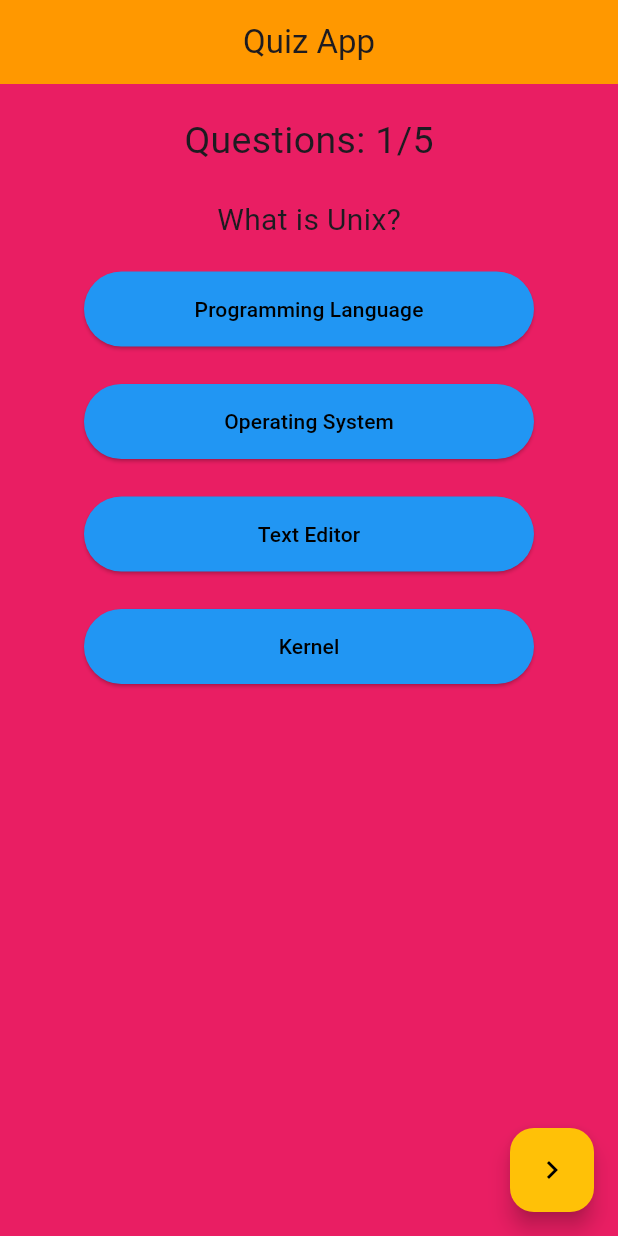
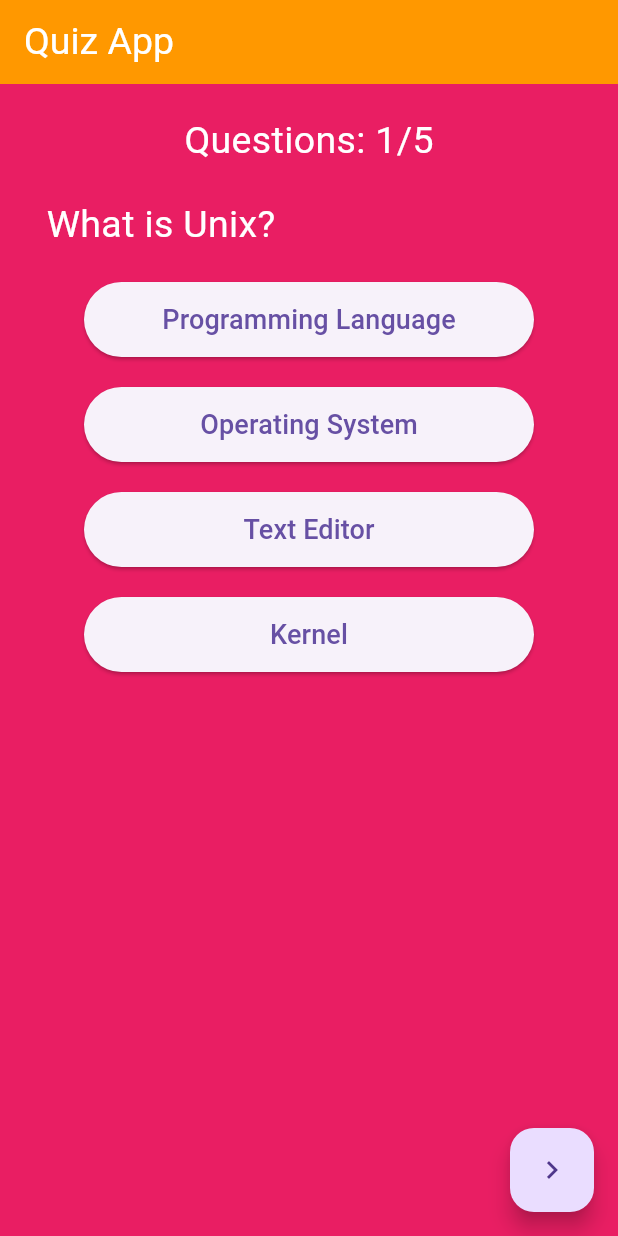
Before and after one commit to AbhishekASLK/quiz_app_basic, a Flutter app: the screen it shows after launch, after a tap on the "navigate next" icon, on a phone screen of 412 x 824 dp. Run offline on Flutter 3.47's test engine with Material 3 defaults, Android fonts, the phone set to English and light mode, and no system bars.

```diff
--- a/lib/quiz_app.dart
+++ b/lib/quiz_app.dart
@@ -7,85 +7,103 @@ class QuizApp extends StatefulWidget {
   State<QuizApp> createState() => _QuizAppState();
 }
 
+class SingleQuestionModel {
+  final String? question;
+  final List<String>? options;
+  final int? answerIndex;
+  const SingleQuestionModel({this.question, this.options, this.answerIndex});
+}
+
 class _QuizAppState extends State<QuizApp> {
-  bool questionScreen = true;
-  int questionIndex = 0;
-  int selectedIndex = -1;
-  bool flag1 = false;
-  bool flag2 = false;
-  bool flag3 = false;
-  bool flag4 = false;
-  int score = 0;
-
-  void reset() {
-    flag1 = false;
-    flag2 = false;
-    flag3 = false;
-    flag4 = false;
+  void validatePage() {
     selectedIndex = -1;
   }
 
-  List<Map> allQuestions = [
-    {
-      "question": "What is Unix?",
-      "options": [
+  MaterialStateProperty<Color?>? checkAnswer(int option) {
+    int answer = allQuestions[questionIndex].answerIndex;
+    if (option == answer) {
+      score++;
+    }
+    if (option == answer && selectedIndex == option ||
+        (selectedIndex != -1 && option == answer)) {
+      return const MaterialStatePropertyAll(Colors.green);
+    }
+    if (option == selectedIndex) {
+      return const MaterialStatePropertyAll(Colors.red);
+    }
+    return null;
+  }
+
+  int selectedIndex = -1;
+  int score = 0;
+  int questionIndex = 0;
+  List allQuestions = [
+    const SingleQuestionModel(
+      question: "What is Unix?",
+      options: [
         "Programming Language",
         "Operating System",
         "Text Editor",
         "Kernel"
       ],
-      "answerIndex": 1,
-    },
-    {
-      "question": "In which language UNIX is written?",
-      "options": [
+      answerIndex: 1,
+    ),
+    const SingleQuestionModel(
+      question: "In which language UNIX is written?",
+      options: [
         "C",
         "C++",
         "Java",
         "Python",
       ],
-      "answerIndex": 0,
-    },
-    {
-      "question": "Which of the following is the first UNIX editor?",
-      "options": [
+      answerIndex: 0,
+    ),
+    const SingleQuestionModel(
+      question: "Which of the following is the first UNIX editor?",
+      options: [
         "vi",
         "emacs",
         "ex",
         "ed",
       ],
-      "answerIndex": 3,
-    },
-    {
-      "question": "Which of the following is not a feature of Unix?",
-      "options": [
+      answerIndex: 3,
+    ),
+    const SingleQuestionModel(
+      question: "Which of the following is not a feature of Unix?",
+      options: [
         "multiuser",
         "easy to use",
         "multitasking",
         "portability",
       ],
-      "answerIndex": 1,
-    },
-    {
-      "question": "Which editor is used by the Unix system to edit files?",
-      "options": [
+      answerIndex: 1,
+    ),
+    const SingleQuestionModel(
+      question: "Which editor is used by the Unix system to edit files?",
+      options: [
         "word",
         "notepad++ ",
         "vi",
         "notepad",
       ],
-      "answerIndex": 2,
-    },
+      answerIndex: 2,
+    ),
   ];
-
-  Scaffold isQuestionScreen() {
-    if (questionScreen) {
+  bool isQuestionScreen = true;
+  @override
+  Widget build(BuildContext context) {
+    if (isQuestionScreen) {
       return Scaffold(
         backgroundColor: Colors.pink,
         appBar: AppBar(
           backgroundColor: Colors.orange,
-          title: const Text('Quiz App'),
-          centerTitle: true,
+          title: const Text(
+            'Quiz App',
+            style: TextStyle(
+              color: Colors.white,
+              fontSize: 25,
+            ),
+          ),
         ),
         body: Column(
           children: [
@@ -95,10 +113,18 @@ class _QuizAppState extends State<QuizApp> {
             Row(
               mainAxisAlignment: MainAxisAlignment.center,
               children: [
+                const Text(
+                  "Questions: ",
+                  style: TextStyle(
+                    fontSize: 25,
+                    color: Colors.white,
+                  ),
+                ),
                 Text(
-                  'Questions: ${questionIndex + 1}/${allQuestions.length}',
+                  "${questionIndex + 1}/${allQuestions.length}",
                   style: const TextStyle(
                     fontSize: 25,
+                    color: Colors.white,
                   ),
                 ),
               ],
@@ -106,160 +132,105 @@ class _QuizAppState extends State<QuizApp> {
             const SizedBox(
               height: 20,
             ),
-            Text(
-              allQuestions[questionIndex]["question"],
+            SizedBox(
+              width: 350,
+              child: Text(
+                allQuestions[questionIndex].question,
                 style: const TextStyle(
-                fontSize: 20,
+                  color: Colors.white,
+                  fontSize: 25,
+                ),
               ),
             ),
             const SizedBox(
               height: 20,
             ),
-
-            // ================= Option 1 ===========================
+            // =================== Option 1 =======================
             ElevatedButton(
               onPressed: () {
                 setState(() {
                   selectedIndex = 0;
-                  if (allQuestions[questionIndex]['answerIndex'] == 0) {
-                    flag1 = true;
-                    score++;
-                  }
                 });
               },
               style: ButtonStyle(
                 fixedSize: const MaterialStatePropertyAll(
                   Size(300, 50),
                 ),
-                  backgroundColor: (flag1 ||
-                          (selectedIndex != -1 &&
-                              allQuestions[questionIndex]['answerIndex'] == 0))
-                      ? const MaterialStatePropertyAll(Colors.green)
-                      : (selectedIndex == 0)
-                          ? const MaterialStatePropertyAll(
-                              Colors.red,
-                            )
-                          : const MaterialStatePropertyAll(
-                              Colors.blue,
-                            )),
+                backgroundColor: checkAnswer(0),
+              ),
               child: Text(
-                allQuestions[questionIndex]['options'][0],
+                allQuestions[questionIndex].options[0],
                 style: const TextStyle(
-                  color: Colors.black,
+                  fontSize: 18,
                 ),
               ),
             ),
             const SizedBox(
-              height: 25,
+              height: 20,
             ),
-
-            // ================= Option 2 ===========================
+            // =================== Option 2 =======================
             ElevatedButton(
               onPressed: () {
                 setState(() {
                   selectedIndex = 1;
-                  if (allQuestions[questionIndex]['answerIndex'] == 1) {
-                    flag2 = true;
-                    score++;
-                  }
                 });
               },
               style: ButtonStyle(
                 fixedSize: const MaterialStatePropertyAll(
                   Size(300, 50),
                 ),
-                backgroundColor: (flag2 ||
-                        (selectedIndex != -1 &&
-                            allQuestions[questionIndex]['answerIndex'] == 1))
-                    ? const MaterialStatePropertyAll(Colors.green)
-                    : (selectedIndex == 1)
-                        ? const MaterialStatePropertyAll(
-                            Colors.red,
-                          )
-                        : const MaterialStatePropertyAll(
-                            Colors.blue,
-                          ),
+                backgroundColor: checkAnswer(1),
               ),
               child: Text(
-                allQuestions[questionIndex]['options'][1],
+                allQuestions[questionIndex].options[1],
                 style: const TextStyle(
-                  color: Colors.black,
+                  fontSize: 18,
                 ),
               ),
             ),
             const SizedBox(
-              height: 25,
+              height: 20,
             ),
-
-            // ================= Option 3 ===========================
+            // =================== Option 3 =======================
             ElevatedButton(
               onPressed: () {
                 setState(() {
                   selectedIndex = 2;
-                  if (allQuestions[questionIndex]['answerIndex'] == 2) {
-                    flag3 = true;
-                    score++;
-                  }
                 });
               },
               style: ButtonStyle(
                 fixedSize: const MaterialStatePropertyAll(
                   Size(300, 50),
                 ),
-                backgroundColor: (flag3 ||
-                        (selectedIndex != -1 &&
-                            allQuestions[questionIndex]['answerIndex'] == 2))
-                    ? const MaterialStatePropertyAll(Colors.green)
-                    : (selectedIndex == 2)
-                        ? const MaterialStatePropertyAll(
-                            Colors.red,
-                          )
-                        : const MaterialStatePropertyAll(
-                            Colors.blue,
-                          ),
+                backgroundColor: checkAnswer(2),
               ),
               child: Text(
-                allQuestions[questionIndex]['options'][2],
+                allQuestions[questionIndex].options[2],
                 style: const TextStyle(
-                  color: Colors.black,
+                  fontSize: 18,
                 ),
               ),
             ),
             const SizedBox(
-              height: 25,
+              height: 20,
             ),
-
-            // ================= Option 4 ===========================
+            // =================== Option 4 =======================
             ElevatedButton(
               onPressed: () {
                 setState(() {
                   selectedIndex = 3;
-                  if (allQuestions[questionIndex]['answerIndex'] == 3) {
-                    flag4 = true;
-                    score++;
-                  }
                 });
               },
               style: ButtonStyle(
                 fixedSize: const MaterialStatePropertyAll(
                   Size(300, 50),
                 ),
-                backgroundColor: (flag4 ||
-                        (selectedIndex != -1 &&
-                            allQuestions[questionIndex]['answerIndex'] == 3))
-                    ? const MaterialStatePropertyAll(Colors.green)
-                    : (selectedIndex == 3)
-                        ? const MaterialStatePropertyAll(
-                            Colors.red,
-                          )
-                        : const MaterialStatePropertyAll(
-                            Colors.blue,
-                          ),
+                backgroundColor: checkAnswer(3),
               ),
               child: Text(
-                allQuestions[questionIndex]['options'][3],
+                allQuestions[questionIndex].options[3],
                 style: const TextStyle(
-                  color: Colors.black,
+                  fontSize: 18,
                 ),
               ),
             ),
@@ -268,76 +239,56 @@ class _QuizAppState extends State<QuizApp> {
         floatingActionButton: FloatingActionButton(
           onPressed: () {
             setState(() {
-              if (questionIndex < allQuestions.length && selectedIndex != -1) {
+              if (questionIndex < allQuestions.length - 1 &&
+                  selectedIndex != -1) {
                 questionIndex++;
-                reset();
               }
-              if (questionIndex == allQuestions.length) {
-                questionScreen = false;
+              if (questionIndex == allQuestions.length - 1) {
+                isQuestionScreen = false;
               }
+              validatePage();
             });
           },
-          backgroundColor: Colors.amber,
           child: const Icon(
             Icons.navigate_next,
-            color: Colors.black,
           ),
         ),
       );
     } else {
       return Scaffold(
-        backgroundColor: Colors.pink,
         appBar: AppBar(
-          title: const Text(
-            'Result',
-            style: TextStyle(
-              color: Colors.white,
-            ),
-          ),
+          title: const Text('Result'),
           backgroundColor: Colors.orange,
         ),
-        body: Center(
-          child: Column(
-            mainAxisAlignment: MainAxisAlignment.center,
+        body: Column(
           children: [
+            Image.network(
+                'https://www.pngitem.com/pimgs/m/267-2675669_trophy-congratulations-for-winning-contest-hd-png-download.png'),
+            const SizedBox(
+              height: 25,
+            ),
             Text(
-                '$score/${allQuestions.length}',
+              'Score: $score',
               style: const TextStyle(
-                  fontSize: 30,
-                  color: Colors.white,
+                fontSize: 25,
               ),
             ),
             const SizedBox(
-                height: 10,
-              ),
-              const Text(
-                'Score',
-                style: TextStyle(
-                  fontSize: 20,
-                  color: Colors.white,
-                ),
-              ),
-              const SizedBox(
-                height: 10,
+              height: 25,
             ),
             ElevatedButton(
               onPressed: () {
                 setState(() {
                   questionIndex = 0;
-                      questionScreen = true;
+                  isQuestionScreen = true;
                   score = 0;
                 });
               },
-                  child: const Text('Reset'))
+              child: const Text('Reset'),
+            ),
           ],
-          ),
         ),
       );
     }
   }
-
-  @override
-  Widget build(BuildContext context) {
-    return isQuestionScreen();
 }
-}
```
Lines whose indentation alone changed are shown as unchanged.
